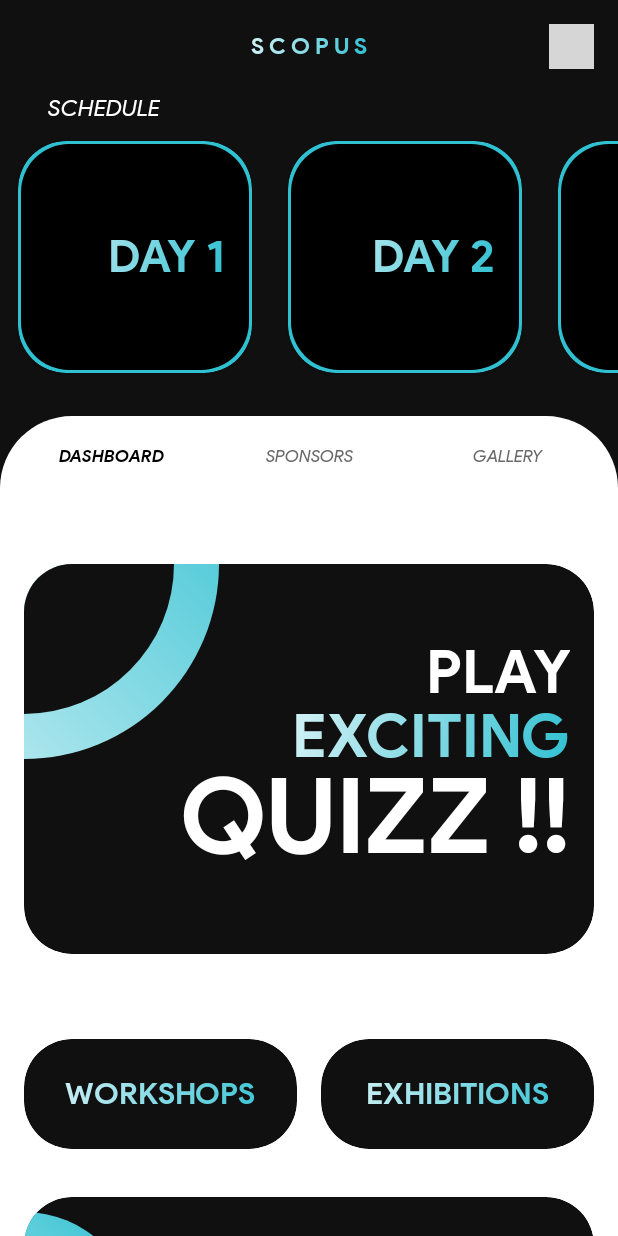
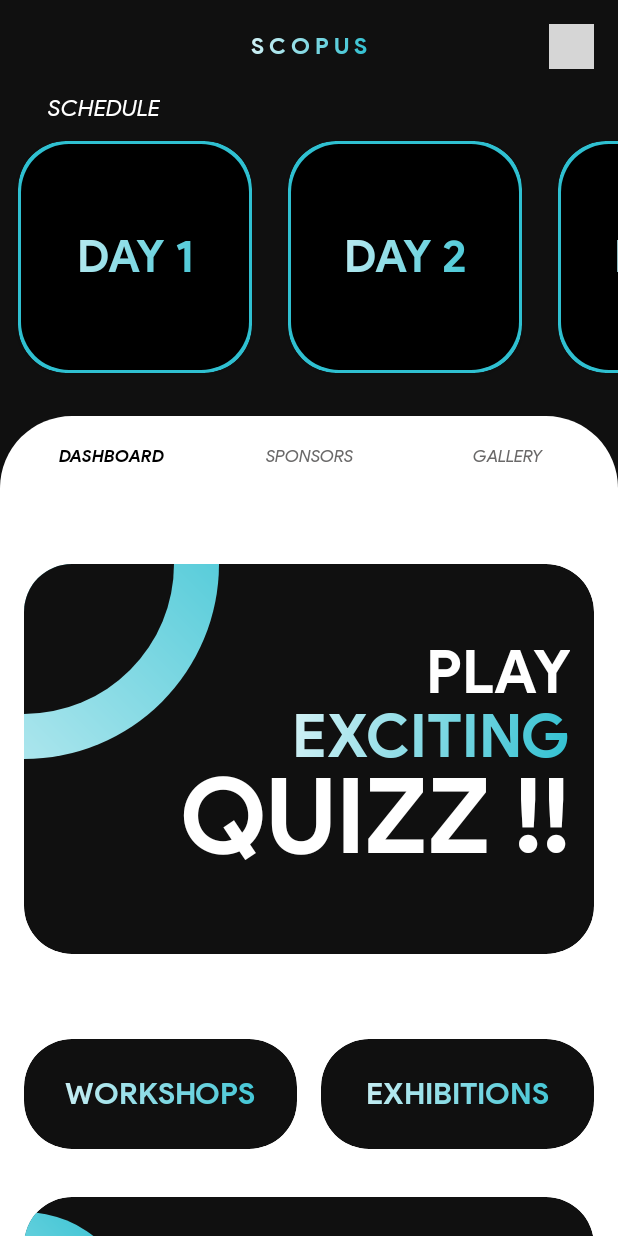
Before and after one commit to AmishiBansal/nimbus2021, an Android app: the MainActivity screen opened directly, with no data from a screen before it, on a phone screen of 412 x 824 dp. Run offline under Robolectric (Android 15) with nearby library versions, the light colour scheme and no system bars; our stand-ins replace CircleImageView, Picasso, Volley; libraries missing offline, so code that uses them is left out: org.sufficientlysecure.htmltextview; plain views replace HtmlTextView, StickyNestedScrollView; pictures from the network do not load; 13 statements that could not run were skipped; grey boxes are pictures that could not be loaded.

Commit message:
Schedule text align

```diff
--- a/app/src/main/java/com/nith/appteam/nimbus2021/Fragments/Gallery.java
+++ b/app/src/main/java/com/nith/appteam/nimbus2021/Fragments/Gallery.java
@@ -112,7 +112,7 @@ public class Gallery extends Fragment {
                         int club_id = 0;
                         if(mapClubs.get(talkObj.getString("name").toLowerCase())!=null)
                             club_id = mapClubs.get(talkObj.getString("name").toLowerCase());
-                        ClubDetail cDetail = new ClubDetail(talkObj.getString("name"),talkObj.getString("image").replace("http","https"),club_id);
+                        ClubDetail cDetail = new ClubDetail(talkObj.getString("name"),talkObj.getString("image").replace("http://","https://"),club_id);
                         clubList.add(cDetail);
                         galleryAdapter.notifyDataSetChanged();
 
--- a/app/src/main/res/layout/discover_item.xml
+++ b/app/src/main/res/layout/discover_item.xml
@@ -32,7 +32,7 @@
                 android:layout_width="match_parent"
                 android:layout_height="wrap_content"
                 android:fontFamily="@font/psb"
-                android:gravity="end"
+                android:gravity="center"
                 android:text="Event Name"
                 android:textAllCaps="true"
                 android:textColor="@color/blueLight"
```
